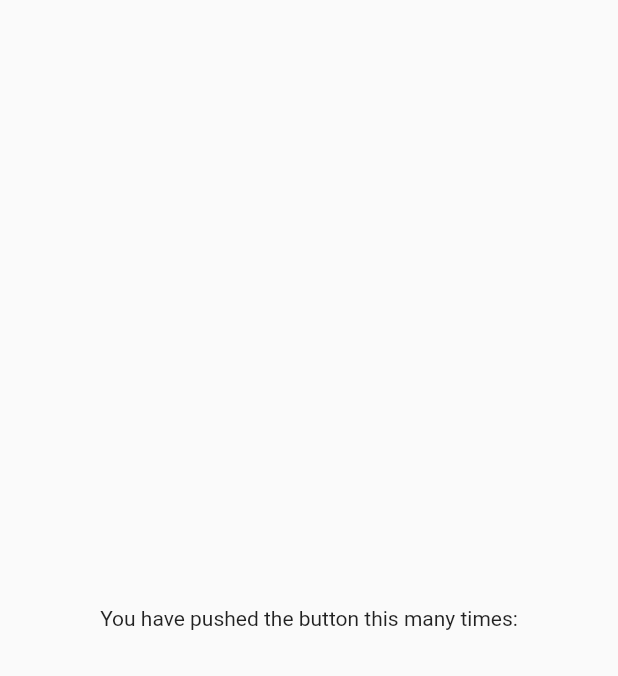
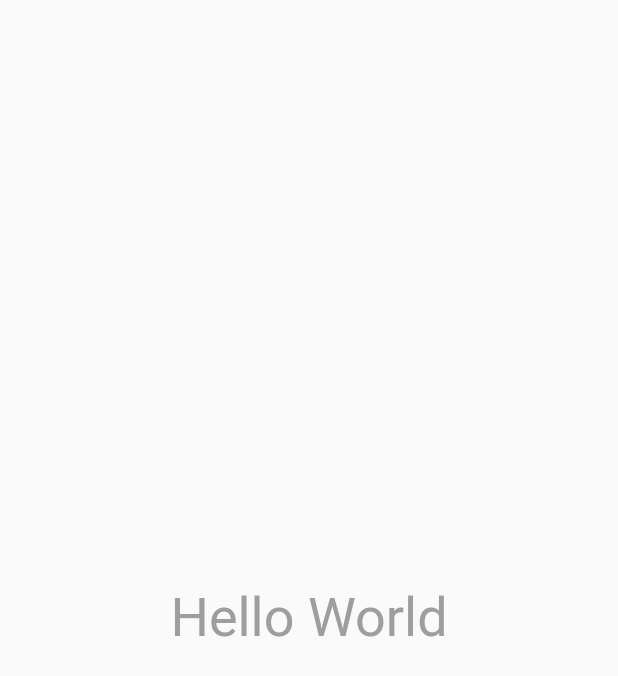
Before and after one commit to fujiya228/flutter_sample_pokemon, a Flutter app: the screen it shows after launch, on a phone screen of 412 x 824 dp. Shown: the top 676 px of the screen. Run offline on Flutter 3.47's test engine with Material 2 defaults, Android fonts, the phone set to English and light mode, and no system bars.

Commit message:
画面中央に HelloWorld を表示する

```diff
--- a/lib/main.dart
+++ b/lib/main.dart
@@ -32,7 +32,11 @@ class MyHomePage extends StatelessWidget {
           mainAxisAlignment: MainAxisAlignment.center,
           children: const <Widget>[
             Text(
-              'You have pushed the button this many times:',
+              'Hello World',
+              style: TextStyle(
+                fontSize: 36,
+                color: Colors.grey,
+              ),
             ),
           ],
         ),
```
